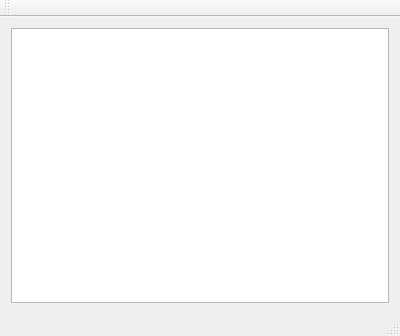
The window that client/mainwindow.ui (mugiseyebrows/concurrent-requests) describes before a commit, drawn with Qt 5.
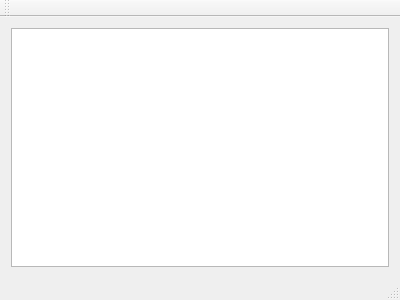
The same window after the commit.

Diff of the .ui file:
```diff
--- a/client/mainwindow.ui
+++ b/client/mainwindow.ui
@@ -7,7 +7,7 @@
     <x>0</x>
     <y>0</y>
     <width>400</width>
-    <height>336</height>
+    <height>300</height>
    </rect>
   </property>
   <property name="windowTitle">
```
Left out of the diff: 2 changed lines with no effect on the pictures.
